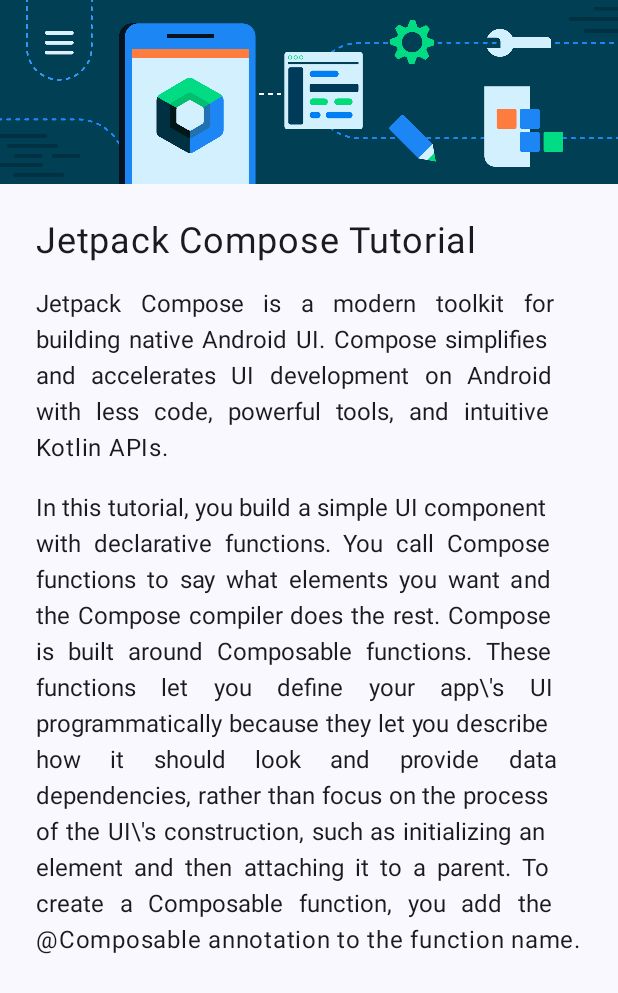
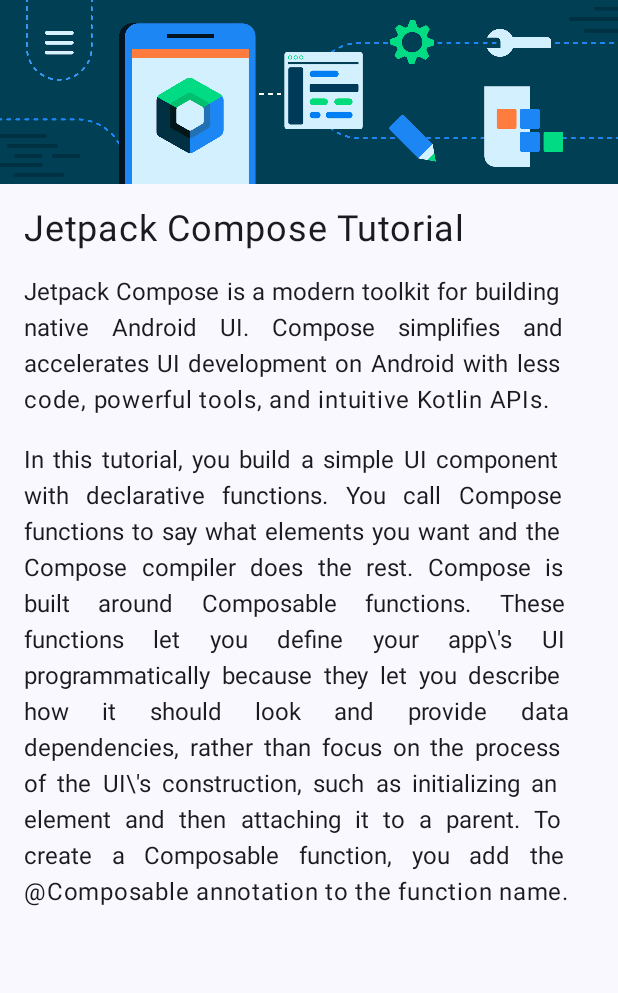
Before and after one commit to fangbuilt/compose-article, an Android app built with Jetpack Compose: the screen it shows after launch (MainActivity), on a phone screen of 412 x 824 dp. Shown: the top 993 px of the screen. Run offline under Robolectric (Android 15) with nearby library versions, the phone set to English and light mode, and no system bars.

```diff
--- a/app/src/main/java/com/example/composearticle/MainActivity.kt
+++ b/app/src/main/java/com/example/composearticle/MainActivity.kt
@@ -3,17 +3,16 @@ package com.example.composearticle
 import android.os.Bundle
 import androidx.activity.ComponentActivity
 import androidx.activity.compose.setContent
-import androidx.activity.enableEdgeToEdge
 import androidx.compose.foundation.Image
-import androidx.compose.foundation.layout.Arrangement
 import androidx.compose.foundation.layout.Column
 import androidx.compose.foundation.layout.fillMaxSize
-import androidx.compose.foundation.layout.fillMaxWidth
 import androidx.compose.foundation.layout.padding
-import androidx.compose.material3.Scaffold
+import androidx.compose.material3.MaterialTheme
+import androidx.compose.material3.Surface
 import androidx.compose.material3.Text
 import androidx.compose.runtime.Composable
 import androidx.compose.ui.Modifier
+import androidx.compose.ui.graphics.painter.Painter
 import androidx.compose.ui.res.painterResource
 import androidx.compose.ui.res.stringResource
 import androidx.compose.ui.text.style.TextAlign
@@ -25,17 +24,13 @@ import com.example.composearticle.ui.theme.ComposeArticleTheme
 class MainActivity : ComponentActivity() {
     override fun onCreate(savedInstanceState: Bundle?) {
         super.onCreate(savedInstanceState)
-        enableEdgeToEdge()
         setContent {
             ComposeArticleTheme {
-                val title = stringResource(R.string.title)
-                val contentA = stringResource(R.string.content_a)
-                val contentB = stringResource(R.string.content_b)
-                Scaffold(modifier = Modifier.fillMaxSize()) { innerPadding ->
-                    WithHeader(
-                        title, contentA, contentB,
-                        modifier = Modifier.padding(innerPadding),
-                    )
+                Surface(
+                    modifier = Modifier.fillMaxSize(),
+                    color = MaterialTheme.colorScheme.background
+                ) {
+                    ComposeArticleApp()
                 }
             }
         }
@@ -43,51 +38,47 @@ class MainActivity : ComponentActivity() {
 }
 
 @Composable
-fun Article(title: String, contentA: String, contentB: String, modifier: Modifier = Modifier) {
-    Column(modifier = Modifier.padding(24.dp), verticalArrangement = Arrangement.spacedBy(16.dp)) {
-        Text(
-            text = title,
-            modifier = modifier,
-            fontSize = 24.sp,
-            lineHeight = 24.sp
-        )
-        Text(
-            text = contentA,
-            modifier = modifier,
-            textAlign = TextAlign.Justify,
-            lineHeight = 24.sp
-        )
-        Text(
-            text = contentB,
-            modifier = modifier,
-            textAlign = TextAlign.Justify,
-            lineHeight = 24.sp
-        )
-    }
+fun ComposeArticleApp() {
+    ArticleCard(
+        title = stringResource(R.string.title_jetpack_compose_tutorial),
+        shortDescription = stringResource(R.string.compose_short_desc),
+        longDescription = stringResource(R.string.compose_long_desc),
+        imagePainter = painterResource(R.drawable.bg_compose_background)
+    )
 }
 
 @Composable
-fun WithHeader(title: String, contentA: String, contentB: String, modifier: Modifier = Modifier) {
-    val composeBg = painterResource(R.drawable.bg_compose_background)
-    Column {
-        Image(
-            painter = composeBg,
-            contentDescription = "Header Background",
-            modifier = Modifier.fillMaxWidth()
+private fun ArticleCard(
+    title: String,
+    shortDescription: String,
+    longDescription: String,
+    imagePainter: Painter,
+    modifier: Modifier = Modifier,
+) {
+    Column(modifier = modifier) {
+        Image(painter = imagePainter, contentDescription = null)
+        Text(
+            text = title,
+            modifier = Modifier.padding(16.dp),
+            fontSize = 24.sp
         )
-        Article(title = title, contentA = contentA, contentB = contentB)
+        Text(
+            text = shortDescription,
+            modifier = Modifier.padding(start = 16.dp, end = 16.dp),
+            textAlign = TextAlign.Justify
+        )
+        Text(
+            text = longDescription,
+            modifier = Modifier.padding(16.dp),
+            textAlign = TextAlign.Justify
+        )
     }
 }
 
 @Preview(showBackground = true)
 @Composable
-fun GreetingPreview() {
-    val title = stringResource(R.string.title)
-    val contentA = stringResource(R.string.content_a)
-    val contentB = stringResource(R.string.content_b)
+fun ComposeArticleAppPreview() {
     ComposeArticleTheme {
-        WithHeader(
-            title, contentA, contentB
-        )
+        ComposeArticleApp()
     }
 }
--- a/app/src/main/res/values/strings.xml
+++ b/app/src/main/res/values/strings.xml
@@ -1,6 +1,6 @@
 <resources>
     <string name="app_name">Compose Article</string>
-    <string name="title">Jetpack Compose Tutorial</string>
-    <string name="content_a">Jetpack Compose is a modern toolkit for building native Android UI. Compose simplifies and accelerates UI development on Android with less code, powerful tools, and intuitive Kotlin APIs.</string>
-    <string name="content_b">In this tutorial, you build a simple UI component with declarative functions. You call Compose functions to say what elements you want and the Compose compiler does the rest. Compose is built around Composable functions. These functions let you define your app\\\'s UI programmatically because they let you describe how it should look and provide data dependencies, rather than focus on the process of the UI\\\'s construction, such as initializing an element and then attaching it to a parent. To create a Composable function, you add the @Composable annotation to the function name.</string>
+    <string name="title_jetpack_compose_tutorial">Jetpack Compose Tutorial</string>
+    <string name="compose_short_desc">Jetpack Compose is a modern toolkit for building native Android UI. Compose simplifies and accelerates UI development on Android with less code, powerful tools, and intuitive Kotlin APIs.</string>
+    <string name="compose_long_desc">In this tutorial, you build a simple UI component with declarative functions. You call Compose functions to say what elements you want and the Compose compiler does the rest. Compose is built around Composable functions. These functions let you define your app\\\'s UI programmatically because they let you describe how it should look and provide data dependencies, rather than focus on the process of the UI\\\'s construction, such as initializing an element and then attaching it to a parent. To create a Composable function, you add the @Composable annotation to the function name.</string>
 </resources>
```
